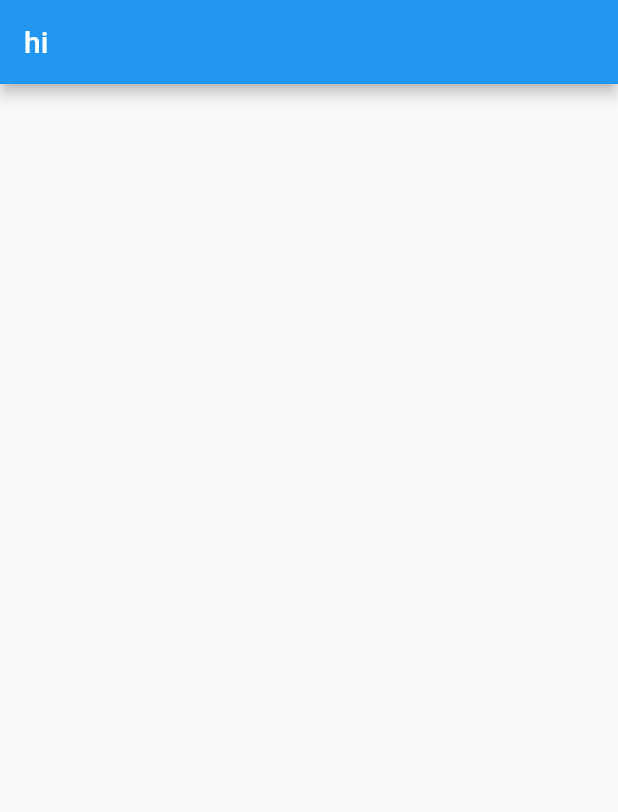
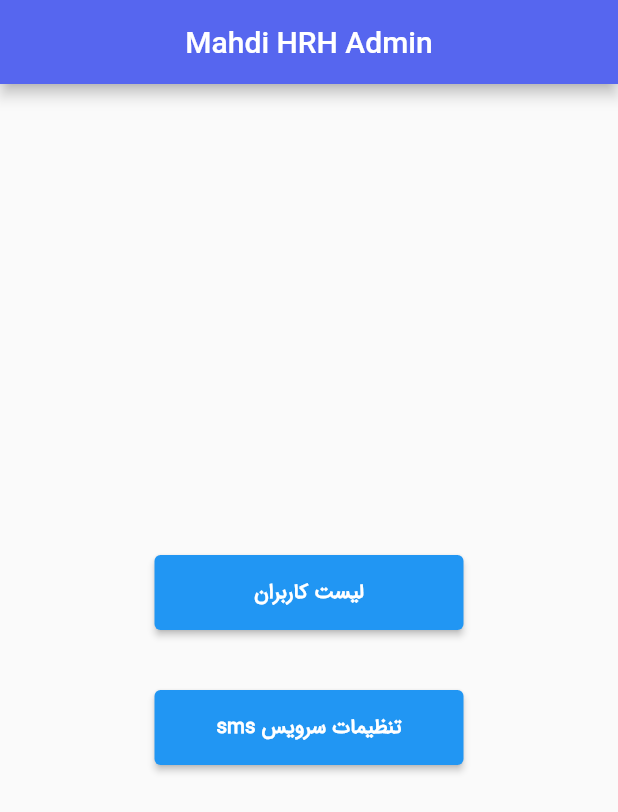
Before and after one commit to MahdiHRH/test, a Flutter app: the screen it shows after launch, on a phone screen of 412 x 824 dp. Shown: the top 812 px of the screen. Run offline on Flutter 3.47's test engine with Material 2 defaults, Android fonts, the phone set to English and light mode, and no system bars; our stand-ins replace flutter_styled_toast, rounded_loading_button, shared_preferences.

Commit message:
complet admin

```diff
--- /dev/null
+++ b/myappadmin/lib/font.dart
@@ -0,0 +1,84 @@
+import 'package:flutter/material.dart';
+
+
+
+MyFontStyleSelect(BuildContext context,String name) {
+  // you can adjust this values according to your accuracy requirements
+  var SizeWidth = MediaQuery.of(context).size.width;
+  var SizeHeight = MediaQuery.of(context).size.height;
+
+  switch (name) {
+
+    case "btn":
+      if (SizeWidth >= 595) { //> Tablet
+        return TextStyle(
+          fontWeight: FontWeight.bold,color: Colors.white,
+          fontSize: SizeWidth * .028,
+          fontFamily: 'IranSans',
+        );
+      }
+      if (SizeWidth < 595) { //> Mobile
+        return TextStyle(
+          fontWeight: FontWeight.bold,color: Colors.white,
+          fontSize: SizeWidth * .033,
+          fontFamily: 'IranSans',
+        );
+      }
+    break;
+
+    case "txt":
+      if (SizeWidth >= 595) { //> Tablet
+        return TextStyle(
+
+          fontSize: SizeWidth * .032,
+          fontFamily: 'IranSans',
+        );
+      }
+      if (SizeWidth < 595) { //> Mobile
+        return TextStyle(
+
+          fontSize: SizeWidth * .037,
+          fontFamily: 'IranSans',
+        );
+      }
+      break;
+
+
+
+    case "titr":
+      if (SizeWidth >= 595) { //> Tablet
+        return TextStyle(
+          fontWeight: FontWeight.bold,
+          fontSize: SizeWidth * .032,
+          fontFamily: 'IranSans',
+        );
+      }
+      if (SizeWidth < 595) { //> Mobile
+        return TextStyle(
+          fontWeight: FontWeight.bold,
+          fontSize: SizeWidth * .037,
+          fontFamily: 'IranSans',
+        );
+      }
+      break;
+
+    case "textfield":
+      if (SizeWidth >= 595) { //> Tablet
+        return TextStyle(
+          fontSize: SizeWidth * .028,
+          fontFamily: 'IranSans',
+        );
+      }
+      if (SizeWidth < 595) { //> Mobile
+        return TextStyle(
+          fontSize: SizeWidth * .033,
+          fontFamily: 'IranSans',
+        );
+      }
+      break;
+
+
+  }
+
+
+}
--- a/myappadmin/lib/main.dart
+++ b/myappadmin/lib/main.dart
@@ -1,4 +1,8 @@
 import 'package:flutter/material.dart';
+import 'package:myappadmin/sms.dart';
+import 'package:myappadmin/users.dart';
+
+import 'font.dart';
 
 void main() {
   runApp(MyApp());
@@ -9,46 +13,65 @@ class MyApp extends StatelessWidget {
   @override
   Widget build(BuildContext context) {
     return MaterialApp(
-      title: 'Flutter Demo',
-      theme: ThemeData(
-
-        primarySwatch: Colors.blue,
-      ),
+      debugShowCheckedModeBanner: false,
       home: MyHomePage(),
     );
   }
 }
 
 class MyHomePage extends StatefulWidget {
-
   @override
   _MyHomePageState createState() => _MyHomePageState();
 }
 
 class _MyHomePageState extends State<MyHomePage> {
-
-
-
-
   @override
   Widget build(BuildContext context) {
-
     return Scaffold(
       appBar: AppBar(
-
-        title: Text("hi"),
+        backgroundColor: Color.fromARGB(255, 86, 102, 239),
+        centerTitle: true,
+        title: Center(child: Text("Mahdi HRH Admin")),
       ),
       body: Center(
-
         child: Column(
-
           mainAxisAlignment: MainAxisAlignment.center,
           children: <Widget>[
-
+            Container(
+              width: MediaQuery.of(context).size.width / 2,
+              height: 50,
+              child: ElevatedButton(
+                  onPressed: () {
+                    Navigator.push(context, MaterialPageRoute(builder: (context) {
+                      return users();
+                    }));
+                  },
+                  child: Text(
+                    "لیست کاربران",
+                    style: MyFontStyleSelect(context, "btn"),
+                  )),
+            ),
+            SizedBox(
+              height: 40,
+            ),
+            Container(
+              width: MediaQuery.of(context).size.width / 2,
+              height: 50,
+              child: ElevatedButton(
+                  onPressed: () {
+                    Navigator.push(context, MaterialPageRoute(builder: (context) {
+                      return SMS();
+                    }));
+                  },
+                  child: Text(
+                    "تنظیمات سرویس sms",
+                    textDirection: TextDirection.rtl,
+                    style: MyFontStyleSelect(context, "btn"),
+                  )),
+            )
           ],
         ),
       ),
-// This trailing comma makes auto-formatting nicer for build methods.
     );
   }
 }
--- a/myappadmin/pubspec.yaml
+++ b/myappadmin/pubspec.yaml
@@ -28,6 +28,8 @@ dependencies:
   # The following adds the Cupertino Icons font to your application.
   # Use with the CupertinoIcons class for iOS style icons.
   cupertino_icons: ^1.0.2
+  http: ^0.13.3
+  flutter_styled_toast: ^2.0.0
 
 dev_dependencies:
   flutter_test:
@@ -60,6 +62,10 @@ flutter:
   # "family" key with the font family name, and a "fonts" key with a
   # list giving the asset and other descriptors for the font. For
   # example:
+  fonts:
+    - family: IranSans
+      fonts:
+        - asset: fonts/iransans.ttf
   # fonts:
   #   - family: Schyler
   #     fonts:
```
Also changed, not shown: myappadmin/lib/json.dart (+69 -0 lines), myappadmin/lib/sms.dart (+240 -0 lines), myappadmin/lib/users.dart (+91 -0 lines), myappadmin/fonts/iransans.ttf (added), myappadmin/pubspec.lock, 3 other files.
